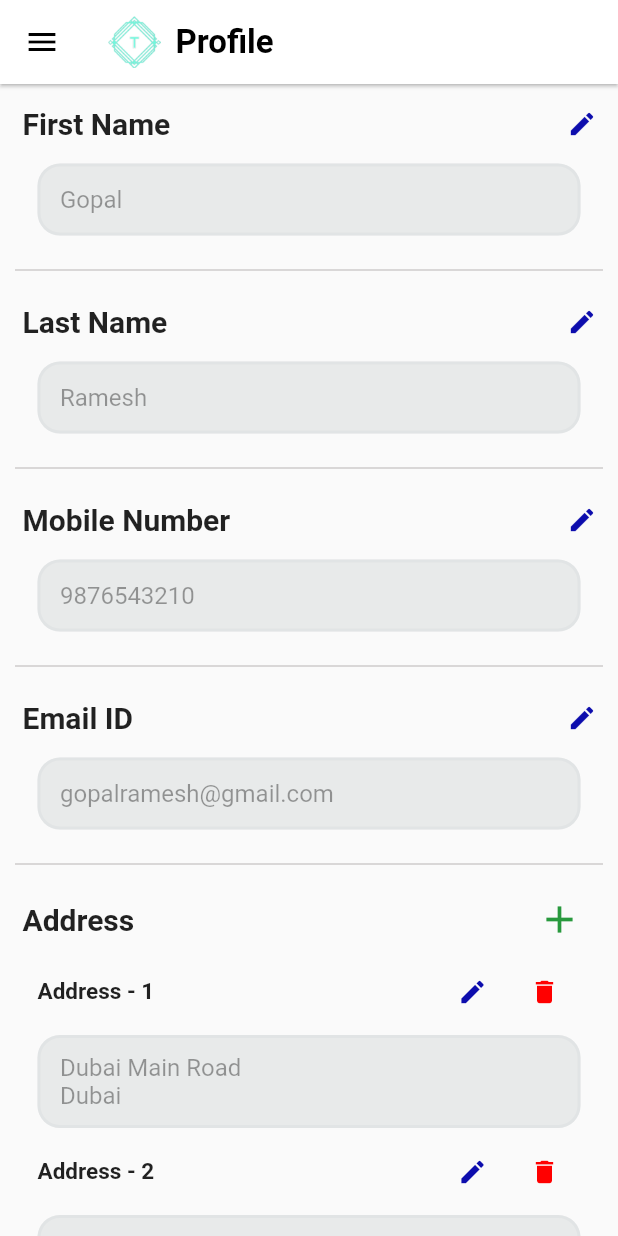
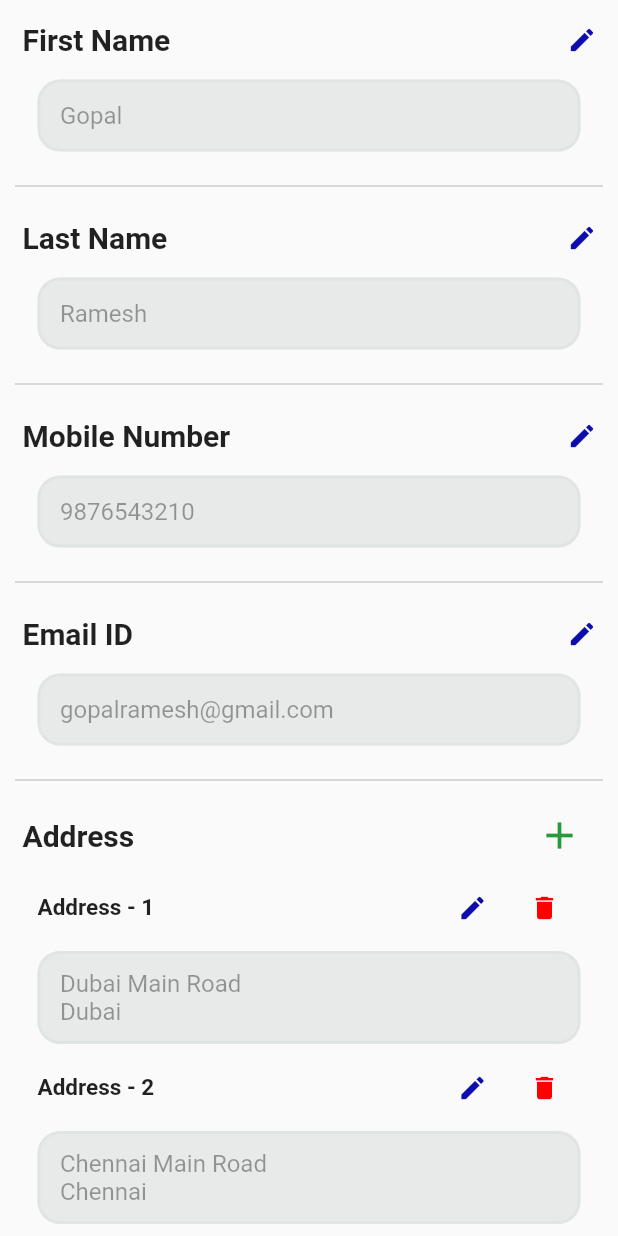
Before and after one commit to Thirumathikart/thirumathikart-client, a Flutter app: the ProfilePage screen opened by its route, on a phone screen of 412 x 824 dp. Run offline on Flutter 3.47's test engine with Material 2 defaults, Android fonts, the phone set to English and light mode, and no system bars; our stand-ins replace cached_network_image, carousel_slider, font_awesome_flutter, get, get_storage, google_fonts and 1 more; accounts and stored records are empty; Roboto replaces fonts that are missing (Brawler).

Commit message:
fix: redundant appbar

```diff
--- a/lib/views/profile.dart
+++ b/lib/views/profile.dart
@@ -1,7 +1,6 @@
 import 'package:flutter/material.dart';
 import 'package:thirumathikart_app/config/themes.dart';
 import 'package:thirumathikart_app/controllers/profile_page_controller.dart';
-import 'package:thirumathikart_app/widgets/app_bar.dart';
 import 'package:get/get.dart';
 import 'package:thirumathikart_app/controllers/home_controller.dart';
 import 'package:thirumathikart_app/widgets/NavBar/nav_drawer.dart';
@@ -32,7 +31,6 @@ class ProfilePage extends GetView<HomeController> {
     }
 
     return Scaffold(
-      appBar: appBar('Profile'),
       drawer: const NavWidget(),
       body: SingleChildScrollView(
         child: Column(
```
